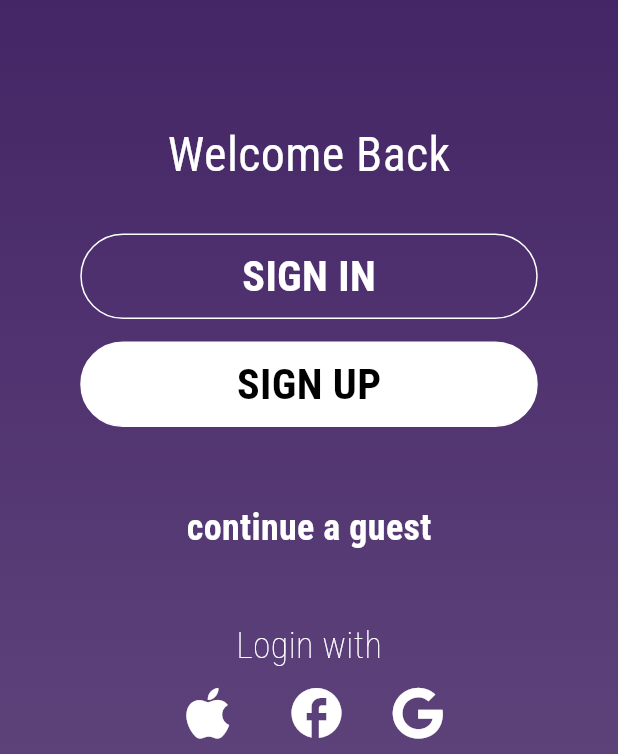
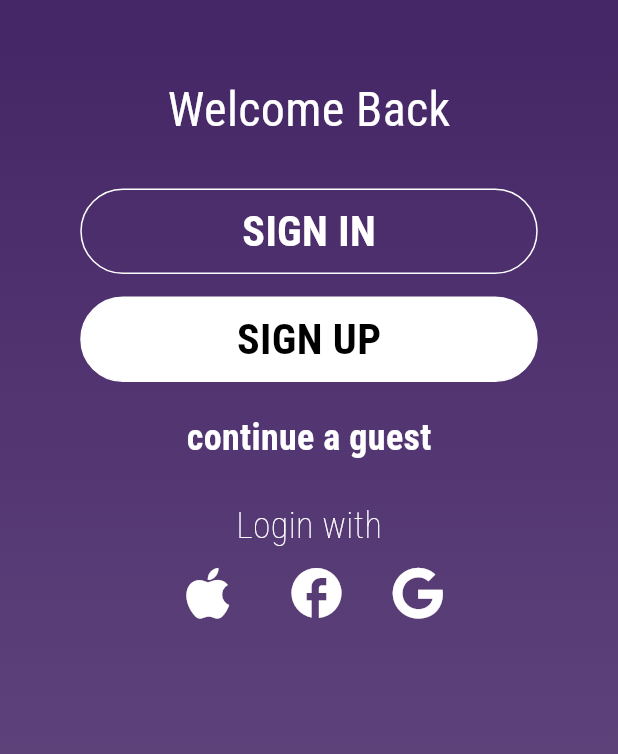
Before and after one commit to RG7on/rihla, a Flutter app: the screen it shows after launch, on a phone screen of 412 x 824 dp, the part 482-1236 px from its top. Run offline on Flutter 3.47's test engine with Material 3 defaults, Android fonts, the phone set to English and light mode, and no system bars; our stand-ins replace cloud_firestore, firebase_auth, firebase_core, font_awesome_flutter, google_fonts; accounts and stored records are empty.

Commit message:
I reduced the size box height in the welcome screen

```diff
--- a/lib/reg_screen.dart
+++ b/lib/reg_screen.dart
@@ -153,7 +153,7 @@ class _RegScreenState extends State<RegScreen> {
                           color: _passwordsMatch ? Colors.green : Colors.red,
                         ),
                         label:
-                         Opacity(opacity: 0.4,child:Text(
+                         const Opacity(opacity: 0.4,child:Text(
                           'Confirm Password',
                           style: TextStyle(
                             fontWeight: FontWeight.bold,
--- a/lib/welcome_screen.dart
+++ b/lib/welcome_screen.dart
@@ -41,7 +41,7 @@ class WelcomeScreen extends StatelessWidget {
             ),
           ),
           const SizedBox(
-            height: 80,
+            height: 50,
           ),
           Text(
             'Welcome Back',
@@ -106,7 +106,7 @@ class WelcomeScreen extends StatelessWidget {
             ),
           ),
           const SizedBox(
-            height: 50,
+            height: 20,
           ),
           GestureDetector(
             onTap: () {
@@ -123,7 +123,7 @@ class WelcomeScreen extends StatelessWidget {
             ),
           ),
           const SizedBox(
-            height: 45,
+            height: 25,
           ),
           Text(
             'Login with',
@@ -167,9 +167,6 @@ class WelcomeScreen extends StatelessWidget {
               ),
             ],
           ),
-          const SizedBox(
-            height: 20,
-          ),
         ]),
       ),
     );
```
